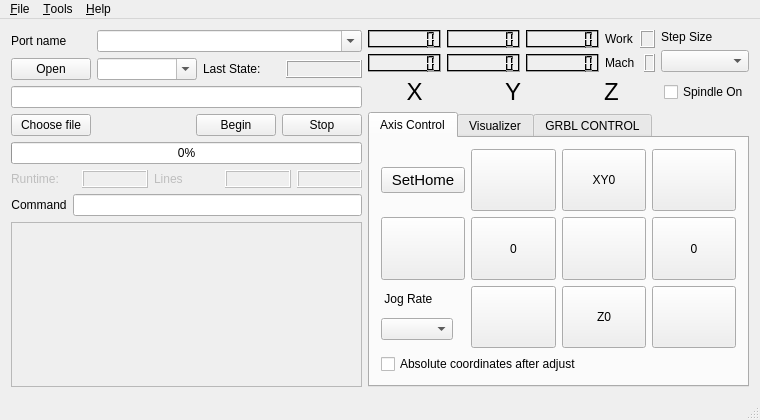
ludwigpetrosyan/GrblHoming, file mainwindow.ui: the form before one commit.
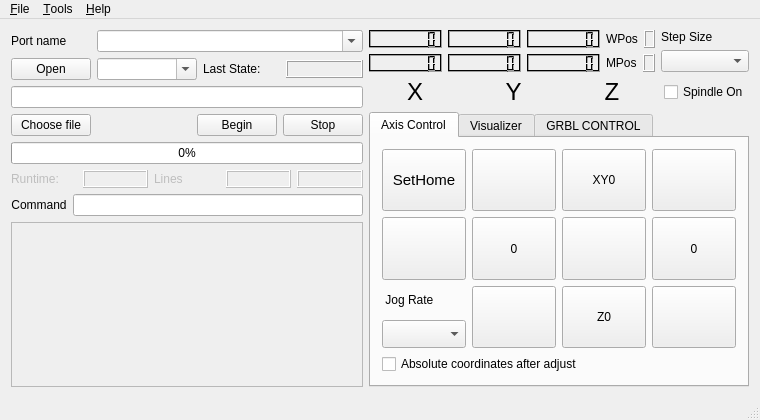
The form after the commit. Icons and pictures are not drawn. Custom widgets are drawn as their Qt base class.

Commit message: chnged GUI min size to 780x460 for 5inch raspberry LCD

Patch:
```diff
--- a/mainwindow.ui
+++ b/mainwindow.ui
@@ -518,7 +518,7 @@
                </sizepolicy>
               </property>
               <property name="text">
-               <string>Work</string>
+               <string>WPos</string>
               </property>
              </widget>
             </item>
@@ -743,7 +743,7 @@
                </sizepolicy>
               </property>
               <property name="text">
-               <string>Mach </string>
+               <string>MPos</string>
               </property>
              </widget>
             </item>
@@ -1138,6 +1138,12 @@
               <property name="enabled">
                <bool>true</bool>
               </property>
+              <property name="sizePolicy">
+               <sizepolicy hsizetype="Expanding" vsizetype="Expanding">
+                <horstretch>0</horstretch>
+                <verstretch>0</verstretch>
+               </sizepolicy>
+              </property>
               <property name="font">
                <font>
                 <pointsize>11</pointsize>
@@ -1156,7 +1162,7 @@
               <item>
                <widget class="QLabel" name="lblStep_2">
                 <property name="sizePolicy">
-                 <sizepolicy hsizetype="Fixed" vsizetype="Fixed">
+                 <sizepolicy hsizetype="Expanding" vsizetype="Expanding">
                   <horstretch>0</horstretch>
                   <verstretch>0</verstretch>
                  </sizepolicy>
@@ -1169,7 +1175,7 @@
               <item>
                <widget class="QComboBox" name="comboJogRate">
                 <property name="sizePolicy">
-                 <sizepolicy hsizetype="Fixed" vsizetype="Fixed">
+                 <sizepolicy hsizetype="Expanding" vsizetype="Expanding">
                   <horstretch>0</horstretch>
                   <verstretch>0</verstretch>
                  </sizepolicy>
```
